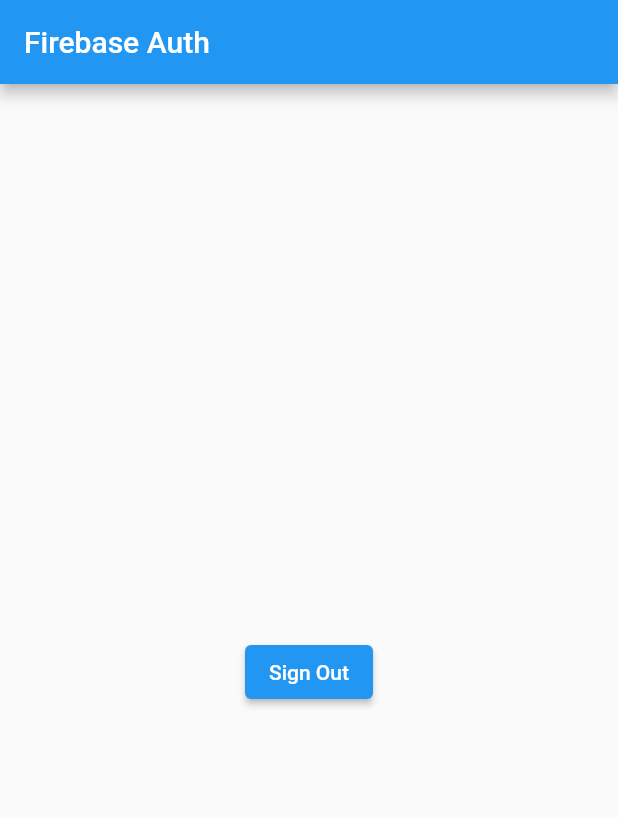
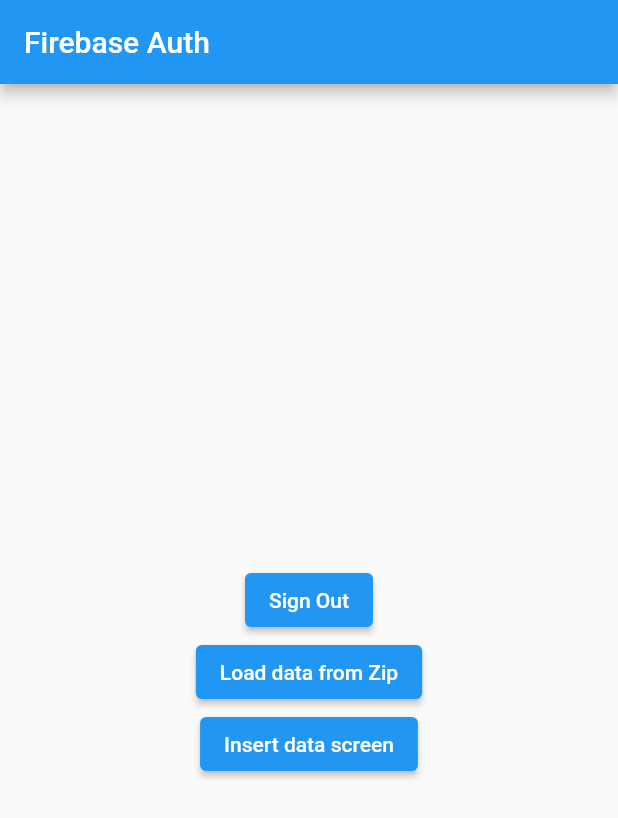
Before and after one commit to bjadczak/LRGTool, a Flutter app: the screen it shows once a user with an empty profile is signed in, on a phone screen of 412 x 824 dp. Shown: the top 818 px of the screen. Run offline on Flutter 3.47's test engine with Material 2 defaults, Android fonts, the phone set to English and light mode, and no system bars; our stand-ins replace csv, file_picker, firebase_auth, firebase_core, flutter_dotenv, flutter_speed_dial and 1 more; accounts and stored records are empty.

Commit message:
Add previously availiable buttons

```diff
--- a/lib/pages/home_page.dart
+++ b/lib/pages/home_page.dart
@@ -2,10 +2,22 @@
 import 'package:lrgtool/auth.dart';
 import 'package:flutter/material.dart';
 
-class HomePage extends StatelessWidget {
+import '../load_data_screen.dart';
+import '../edit_data_screen.dart';
+import 'package:lrgtool/linkedin_data_structs.dart';
+
+import 'package:flutter/foundation.dart' show kIsWeb;
+
+class HomePage extends StatefulWidget {
   HomePage({Key? key}) : super(key: key);
 
+  @override
+  State<HomePage> createState() => _HomePageState();
+}
+
+class _HomePageState extends State<HomePage> {
   final User? user = Auth().currentUser;
+  CvData? _cvData;
 
   Future<void> signOut() async {
     await Auth().signOut();
@@ -42,9 +54,77 @@
           children: <Widget>[
             _userUid(),
             _signOutButton(),
+            loadFromZipOrClear(context),
+            ElevatedButton(
+              child: Text(_cvData?.isEmpty ?? true
+                  ? "Insert data screen"
+                  : 'Edit data screen'),
+              onPressed: () {
+                launchEditData(context);
+              },
+            ),
           ],
         ),
       ),
     );
   }
+
+  Future<void> launchEditData(BuildContext context) async {
+    final result = await Navigator.push(
+      context,
+      MaterialPageRoute(builder: (context) => EditData(_cvData)),
+    ) as CvData?;
+
+    if (!mounted) return;
+
+    setState(() {
+      if (result?.isEmpty ?? true) {
+        _cvData = null;
+      } else {
+        _cvData = result;
+      }
+    });
+  }
+
+  ElevatedButton loadFromZipOrClear(BuildContext context) {
+    const snackBar = SnackBar(
+      content: Text('Unavilable on web'),
+    );
+
+    return _cvData == null
+        ? kIsWeb
+            ? ElevatedButton(
+                child: const Text('Load data from Zip'),
+                onPressed: () {
+                  ScaffoldMessenger.of(context).showSnackBar(snackBar);
+                },
+              )
+            : ElevatedButton(
+                child: const Text('Load data from Zip'),
+                onPressed: () {
+                  launchLoadingFromZip(context);
+                },
+              )
+        : ElevatedButton(
+            child: const Text('Clear data'),
+            onPressed: () {
+              setState(() {
+                _cvData = null;
+              });
+            },
+          );
+  }
+
+  Future<void> launchLoadingFromZip(BuildContext context) async {
+    final result = await Navigator.push(
+      context,
+      MaterialPageRoute(builder: (context) => LoadDataFromZip(_cvData)),
+    ) as CvData?;
+
+    if (!mounted) return;
+
+    setState(() {
+      _cvData = result;
+    });
+  }
 }
```
Also changed, not shown: 1 other file.
